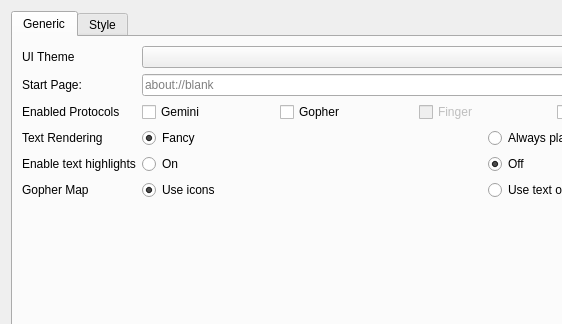
Before: the Qt Designer form src/settingsdialog.ui in ikskuh/kristall, drawn with Qt 5; both pictures show x 0 to 562 and y 0 to 324 of the 850 by 540 pixel window.
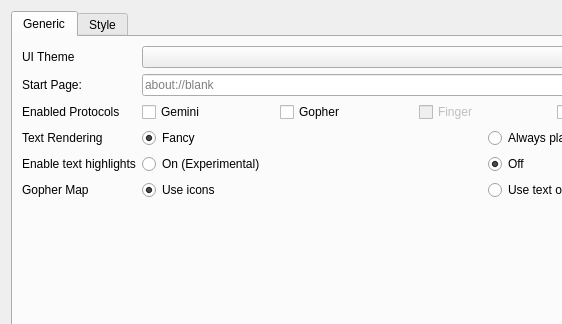
After: the same form once the commit is applied. Icons and pictures are not drawn.

Commit message: Fixes bug with URL escaping, adds experimental text highlighting

Patch:
```diff
--- a/src/settingsdialog.ui
+++ b/src/settingsdialog.ui
@@ -146,7 +146,7 @@
          <item>
           <widget class="QRadioButton" name="texthl_on">
            <property name="text">
-            <string>On</string>
+            <string>On (Experimental)</string>
            </property>
            <attribute name="buttonGroup">
             <string notr="true">textHighlightsBtnGroup</string>
```
The commit also changes 5 other files.
